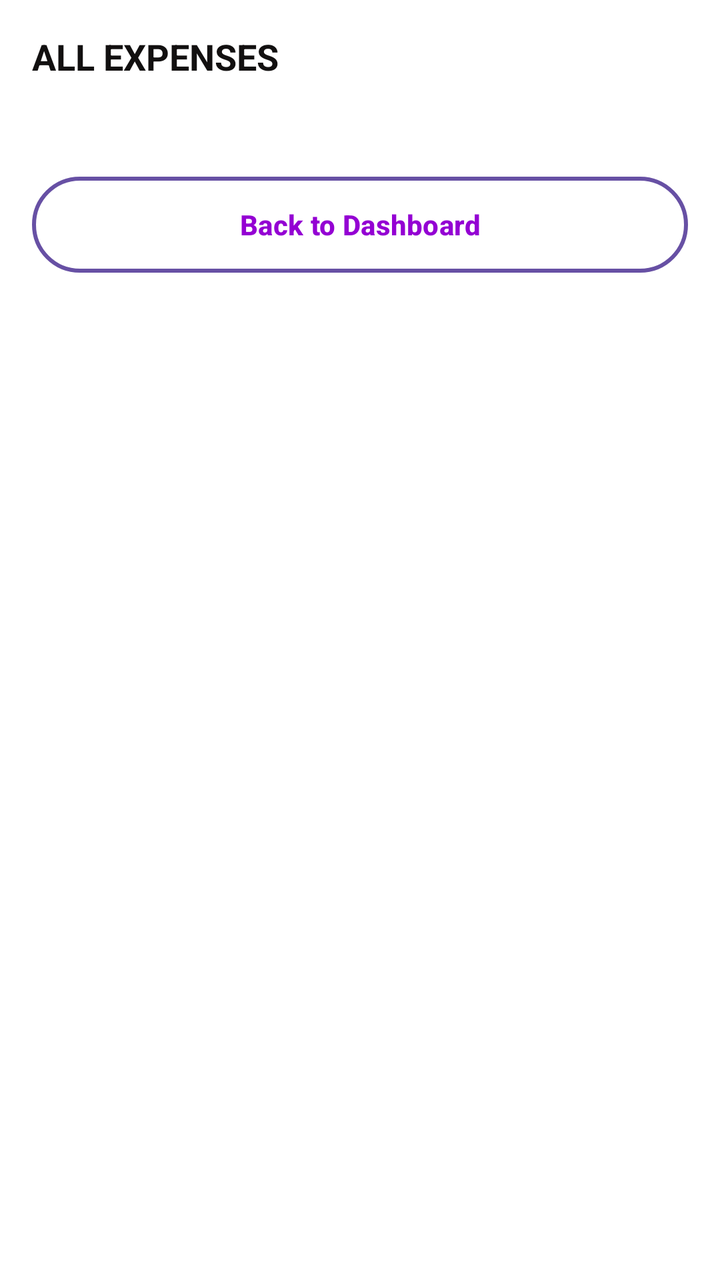
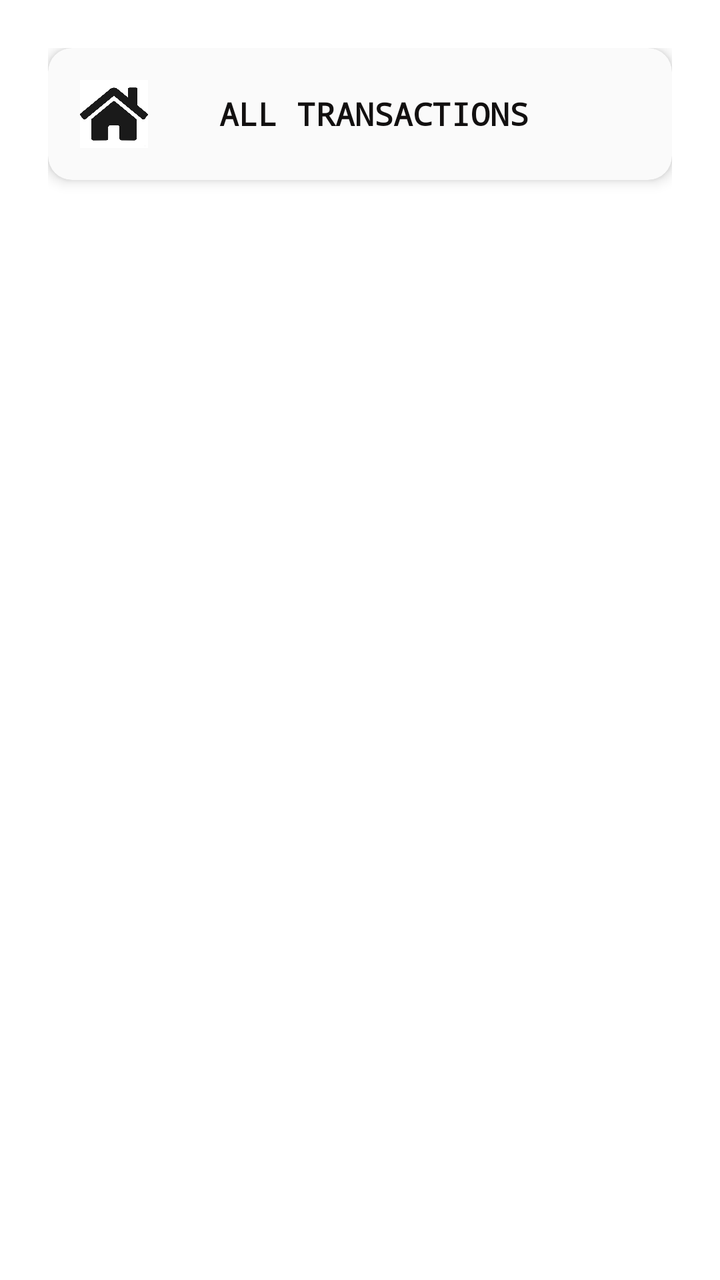

Screens rendered from an Android XML layout before and after an edit, with the pre-edit source and the edit as a unified diff.
<!-- AndroidManifest.xml: application theme Theme.FlashApp -->
<!-- res/layout/activity_view_all_expenses.xml -->
<?xml version="1.0" encoding="utf-8"?>
<ScrollView xmlns:android="http://schemas.android.com/apk/res/android"
    android:id="@+id/view_all_scroll"
    android:layout_width="match_parent"
    android:layout_height="match_parent"
    android:fillViewport="true"
    android:background="#FFFFFF">

    <LinearLayout
        android:id="@+id/view_all_layout"
        android:layout_width="match_parent"
        android:layout_height="wrap_content"
        android:orientation="vertical"
        android:padding="16dp">

        
        <TextView
            android:id="@+id/all_expenses_heading"
            android:layout_width="wrap_content"
            android:layout_height="wrap_content"
            android:text="ALL EXPENSES"
            android:textColor="#121010"
            android:textSize="18sp"
            android:textStyle="bold"
            android:layout_marginBottom="16dp" />

        
        <androidx.recyclerview.widget.RecyclerView
            android:id="@+id/recyclerViewAll"
            android:layout_width="match_parent"
            android:layout_height="wrap_content"
            android:nestedScrollingEnabled="false"
            android:layout_marginBottom="16dp"
            android:clipToPadding="false"
            android:overScrollMode="never"
            android:paddingBottom="8dp" />

        
        <Button
            android:id="@+id/backBtn"
            android:layout_width="match_parent"
            android:layout_height="wrap_content"
            android:text="Back to Dashboard"
            android:background="@drawable/orange_button_border"
            android:textColor="@color/DarkViolet"
            android:textStyle="bold"
            android:layout_marginTop="8dp" />
    </LinearLayout>
</ScrollView>
<!-- resources referenced by this layout -->
<resources>
  <color name="DarkViolet">#9400D3</color>
  <!-- drawable orange_button_border (drawable) -->
  <?xml version="1.0" encoding="utf-8"?>
  <shape xmlns:android="http://schemas.android.com/apk/res/android"
      android:shape="rectangle">
      <solid android:color="@android:color/transparent" />
      <stroke
          android:width="2dp"
          android:color="@color/DarkOrange" />
      <corners android:radius="32dp" />
  </shape>
  <style name="Theme.FlashApp" parent="Base.Theme.FlashApp" />
  <color name="DarkOrange">#FF8C00</color>
  <style name="Base.Theme.FlashApp" parent="Theme.Material3.DayNight.NoActionBar">
          
          
      </style>
</resources>

<!-- the commit's change to res/layout/activity_view_all_expenses.xml (unified diff, before → after) -->
@@ -1,49 +1,71 @@
 <?xml version="1.0" encoding="utf-8"?>
-<ScrollView xmlns:android="http://schemas.android.com/apk/res/android"
-    android:id="@+id/view_all_scroll"
+<ScrollView
+    xmlns:android="http://schemas.android.com/apk/res/android"
+    xmlns:app="http://schemas.android.com/apk/res-auto"
+    xmlns:tools="http://schemas.android.com/tools"
     android:layout_width="match_parent"
     android:layout_height="match_parent"
+    android:background="#FFFFFF"
+    android:padding="24dp"
+    android:clipToPadding="false"
     android:fillViewport="true"
-    android:background="#FFFFFF">
+    android:fitsSystemWindows="true"
+    tools:context=".ViewAllExpensesActivity">
 
     <LinearLayout
         android:id="@+id/view_all_layout"
         android:layout_width="match_parent"
         android:layout_height="wrap_content"
         android:orientation="vertical"
-        android:padding="16dp">
+        android:gravity="center_horizontal">
 
-        
-        <TextView
-            android:id="@+id/all_expenses_heading"
-            android:layout_width="wrap_content"
+        <androidx.cardview.widget.CardView
+            android:layout_width="match_parent"
             android:layout_height="wrap_content"
-            android:text="ALL EXPENSES"
-            android:textColor="#121010"
-            android:textSize="18sp"
-            android:textStyle="bold"
-            android:layout_marginBottom="16dp" />
+            android:layout_marginBottom="24dp"
+            android:backgroundTint="#FAFAFA"
+            app:cardCornerRadius="12dp"
+            app:cardElevation="4dp">
 
-        
+            <LinearLayout
+                android:layout_width="match_parent"
+                android:layout_height="wrap_content"
+                android:orientation="horizontal"
+                android:gravity="center_vertical"
+                android:padding="12dp">
+
+                <ImageView
+                    android:id="@+id/homeIcon"
+                    android:layout_width="42dp"
+                    android:layout_height="42dp"
+                    android:src="@drawable/ic_home"
+                    android:contentDescription="Back to Dashboard"
+                    android:padding="4dp"
+                    android:clickable="true"
+                    android:focusable="true" />
+
+                <TextView
+                    android:id="@+id/all_expenses_heading"
+                    android:layout_width="wrap_content"
+                    android:layout_height="wrap_content"
+                    android:layout_weight="1"
+                    android:text="ALL TRANSACTIONS"
+                    android:textColor="#121010"
+                    android:textSize="16sp"
+                    android:textStyle="bold"
+                    android:fontFamily="monospace"
+                    android:gravity="center"
+                    android:layout_marginStart="-28dp" />
+            </LinearLayout>
+        </androidx.cardview.widget.CardView>
+
         <androidx.recyclerview.widget.RecyclerView
             android:id="@+id/recyclerViewAll"
             android:layout_width="match_parent"
             android:layout_height="wrap_content"
             android:nestedScrollingEnabled="false"
-            android:layout_marginBottom="16dp"
             android:clipToPadding="false"
             android:overScrollMode="never"
             android:paddingBottom="8dp" />
-
-        
-        <Button
-            android:id="@+id/backBtn"
-            android:layout_width="match_parent"
-            android:layout_height="wrap_content"
-            android:text="Back to Dashboard"
-            android:background="@drawable/orange_button_border"
-            android:textColor="@color/DarkViolet"
-            android:textStyle="bold"
-            android:layout_marginTop="8dp" />
     </LinearLayout>
 </ScrollView>
<!-- resource entries referenced after the edit -->
@@ -1,18 +1,7 @@
 <!-- resources referenced by this layout -->
 <resources>
-  <color name="DarkViolet">#9400D3</color>
-  <!-- drawable orange_button_border (drawable) -->
-  <?xml version="1.0" encoding="utf-8"?>
-  <shape xmlns:android="http://schemas.android.com/apk/res/android"
-      android:shape="rectangle">
-      <solid android:color="@android:color/transparent" />
-      <stroke
-          android:width="2dp"
-          android:color="@color/DarkOrange" />
-      <corners android:radius="32dp" />
-  </shape>
+  <!-- drawable ic_home: png bitmap (drawable, 31080 bytes) -->
   <style name="Theme.FlashApp" parent="Base.Theme.FlashApp" />
-  <color name="DarkOrange">#FF8C00</color>
   <style name="Base.Theme.FlashApp" parent="Theme.Material3.DayNight.NoActionBar">
           
           
